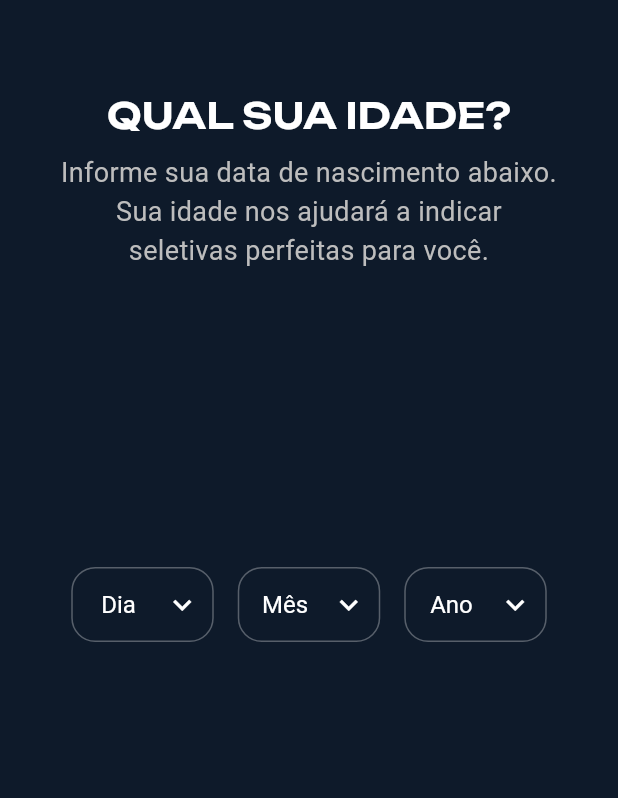
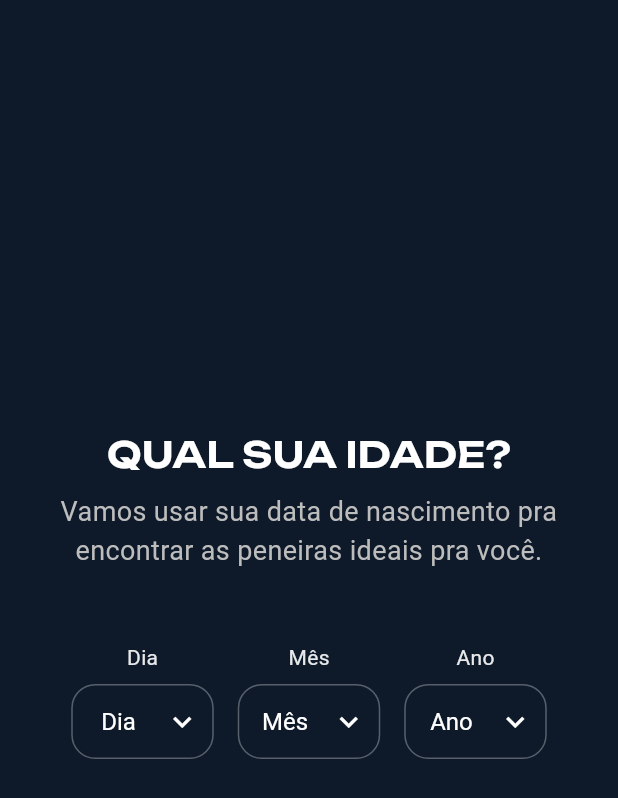
Before and after one commit to lucaspincho/Futsallink, a Flutter app: the ProfileBirthdayStep widget shown alone on an empty page, opened directly, on a phone screen of 412 x 824 dp. Shown: the top 798 px of the screen. Run offline on Flutter 3.47's test engine with Material 3 defaults, Android fonts, the phone set to English and light mode, and no system bars; our stand-ins replace bloc, cloud_firestore, country_picker, dartz, equatable, firebase_auth and 12 more; accounts and stored records are empty; statements that could not run were skipped; project files that could hold a hidden picture were left out.

```diff
--- a/apps/futsallink_player/lib/features/profile/presentation/widgets/profile_birthday_step.dart
+++ b/apps/futsallink_player/lib/features/profile/presentation/widgets/profile_birthday_step.dart
@@ -48,26 +48,48 @@ class _ProfileBirthdayStepState extends State<ProfileBirthdayStep> {
 
   @override
   Widget build(BuildContext context) {
-    return Center(
+    // Usando a mesma estrutura do ProfileNameStep
+    return LayoutBuilder(
+      builder: (context, constraints) {
+        return SingleChildScrollView(
+          child: ConstrainedBox(
+            constraints: BoxConstraints(
+              minHeight: constraints.maxHeight,
+            ),
             child: Padding(
               padding: const EdgeInsets.symmetric(horizontal: 24.0),
               child: Column(
                 mainAxisAlignment: MainAxisAlignment.center,
-          crossAxisAlignment: CrossAxisAlignment.center,
+                crossAxisAlignment: CrossAxisAlignment.stretch,
                 children: [
-            const SizedBox(height: 60),
                   const ScreenTitle(
                     text: 'QUAL SUA IDADE?',
                     bottomPadding: 8.0,
                   ),
+
                   const SubtitleText(
-              text: 'Informe sua data de nascimento abaixo.\nSua idade nos ajudará a indicar seletivas perfeitas para você.',
+                    text: 'Vamos usar sua data de nascimento pra encontrar as peneiras ideais pra você.',
                   ),
-            const Spacer(),
-            Row(
+
+                  const SizedBox(height: 48),
+
+                  // Seletores de data
+                  Center(
+                    child: Row(
                       mainAxisAlignment: MainAxisAlignment.center,
                       children: [
                         // Campo Dia
+                        Column(
+                          crossAxisAlignment: CrossAxisAlignment.center,
+                          children: [
+                            Text(
+                              'Dia',
+                              style: TextStyle(
+                                color: Colors.white.withOpacity(0.9),
+                                fontSize: 14,
+                              ),
+                            ),
+                            const SizedBox(height: 8),
                             CustomDropdownSelector<int>(
                               label: 'Dia',
                               value: _selectedDay,
@@ -79,8 +101,22 @@ class _ProfileBirthdayStepState extends State<ProfileBirthdayStep> {
                                 _updateDate();
                               },
                             ),
+                          ],
+                        ),
                         const SizedBox(width: 16),
+
                         // Campo Mês
+                        Column(
+                          crossAxisAlignment: CrossAxisAlignment.center,
+                          children: [
+                            Text(
+                              'Mês',
+                              style: TextStyle(
+                                color: Colors.white.withOpacity(0.9),
+                                fontSize: 14,
+                              ),
+                            ),
+                            const SizedBox(height: 8),
                             CustomDropdownSelector<int>(
                               label: 'Mês',
                               value: _selectedMonth,
@@ -92,8 +128,22 @@ class _ProfileBirthdayStepState extends State<ProfileBirthdayStep> {
                                 _updateDate();
                               },
                             ),
+                          ],
+                        ),
                         const SizedBox(width: 16),
+
                         // Campo Ano
+                        Column(
+                          crossAxisAlignment: CrossAxisAlignment.center,
+                          children: [
+                            Text(
+                              'Ano',
+                              style: TextStyle(
+                                color: Colors.white.withOpacity(0.9),
+                                fontSize: 14,
+                              ),
+                            ),
+                            const SizedBox(height: 8),
                             CustomDropdownSelector<int>(
                               label: 'Ano',
                               value: _selectedYear,
@@ -110,10 +160,18 @@ class _ProfileBirthdayStepState extends State<ProfileBirthdayStep> {
                             ),
                           ],
                         ),
-            const Spacer(flex: 2),
                       ],
                     ),
                   ),
+
+                  // Espaçamento extra no final (como no ProfileNameStep)
+                  const SizedBox(height: 32),
+                ],
+              ),
+            ),
+          ),
+        );
+      },
     );
   }
 }
--- a/apps/futsallink_player/lib/features/profile/presentation/widgets/profile_name_step.dart
+++ b/apps/futsallink_player/lib/features/profile/presentation/widgets/profile_name_step.dart
@@ -76,6 +76,10 @@ class _ProfileNameStepState extends State<ProfileNameStep> {
                       text: 'QUEM É VOCÊ?',
                       bottomPadding: 8.0,
                     ),
+                    const SubtitleText(
+                      text:
+                          'Vamos começar com o básico pra te conhecer melhor!',
+                    ),
 
                     const SizedBox(height: 48),
 
--- a/apps/futsallink_player/lib/features/profile/presentation/widgets/profile_position_step.dart
+++ b/apps/futsallink_player/lib/features/profile/presentation/widgets/profile_position_step.dart
@@ -44,25 +44,39 @@ class _ProfilePositionStepState extends State<ProfilePositionStep> {
 
   @override
   Widget build(BuildContext context) {
+    return LayoutBuilder(
+      builder: (context, constraints) {
         return SingleChildScrollView(
+          child: ConstrainedBox(
+            constraints: BoxConstraints(
+              minHeight: constraints.maxHeight,
+            ),
             child: Padding(
-        padding: const EdgeInsets.all(24.0),
+              padding: const EdgeInsets.symmetric(horizontal: 24.0),
               child: Column(
-          crossAxisAlignment: CrossAxisAlignment.start,
+                mainAxisAlignment: MainAxisAlignment.center,
+                crossAxisAlignment: CrossAxisAlignment.stretch,
                 children: [
                   const ScreenTitle(
                     text: 'QUAL SUA POSIÇÃO?',
                     bottomPadding: 8.0,
                   ),
+
                   const SubtitleText(
-              text: 'Escolha sua posição de atuação no futsal.',
+                    text: 'Selecione a sua posição preferida dentro de quadra.',
                   ),
-            const SizedBox(height: 24),
+
+                  const SizedBox(height: 40),
+
                   ...positions.map((position) => _buildPositionTile(position)),
-            const SizedBox(height: 24),
+
+                  const SizedBox(height: 32),
                 ],
               ),
             ),
+          ),
+        );
+      },
     );
   }
 
```
Also changed, not shown: 4 other files. Lines whose indentation alone changed are shown as unchanged.
